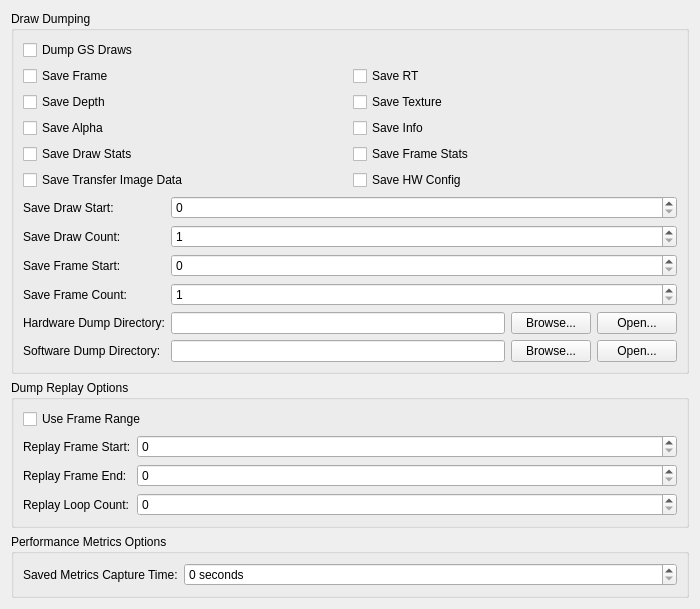
Qt form pcsx2-qt/Settings/DebugGSSettingsTab.ui (PCSX2/pcsx2) before a commit.
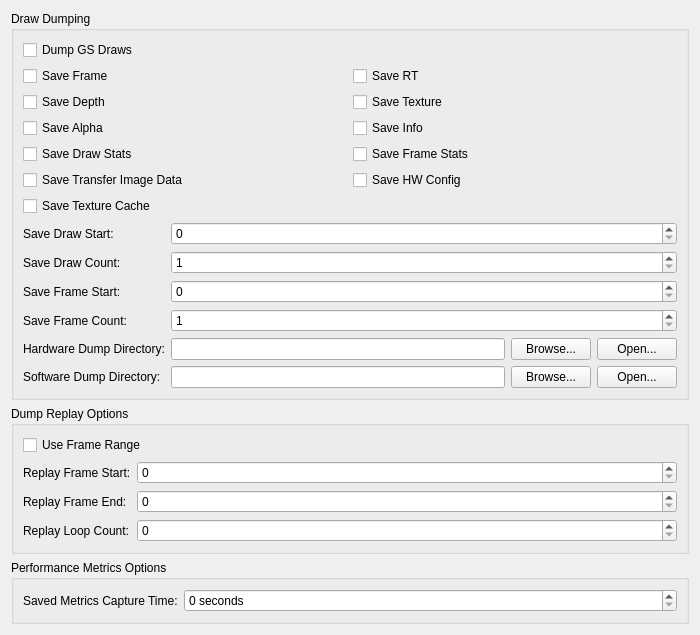
The same form after that commit.

Commit message: GS:TC: Add dumping of a texture cache summary for debugging.

Diff of the .ui file:
```diff
--- a/pcsx2-qt/Settings/DebugGSSettingsTab.ui
+++ b/pcsx2-qt/Settings/DebugGSSettingsTab.ui
@@ -99,6 +99,13 @@
 			</property>
 		  </widget>
 		</item>
+		<item row="6" column="0">
+		  <widget class="QCheckBox" name="saveTextureCache">
+	        <property name="text">
+			  <string>Save Texture Cache</string>
+			</property>
+		  </widget>
+		</item>
        </layout>
       </item>
       <item row="1" column="0">
```
The commit also changes 11 other files.
